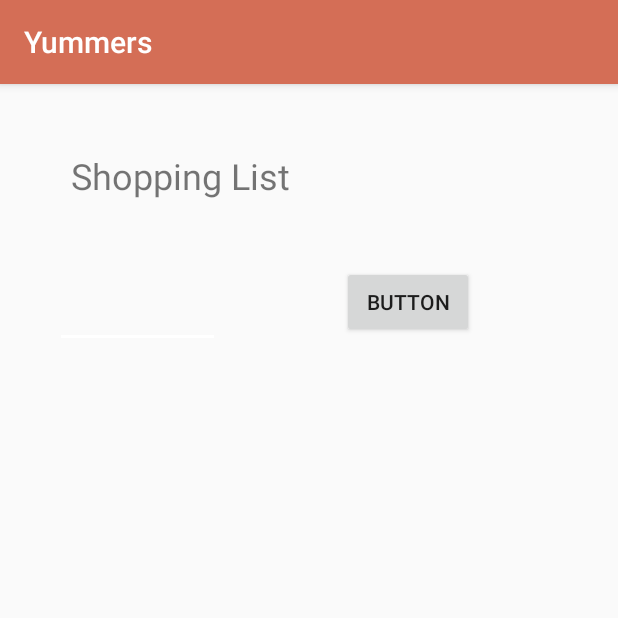
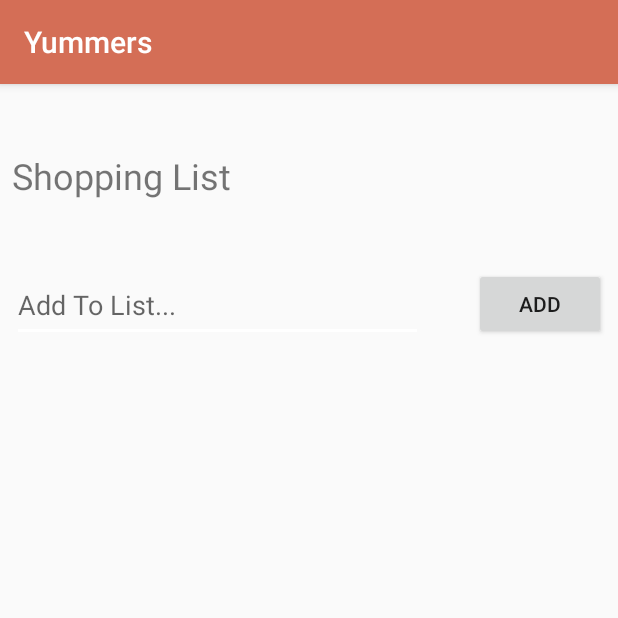
Before and after one commit to jco-requints/Yummers, an Android app: the ShoppingList screen opened directly, with no data from a screen before it, on a phone screen of 412 x 824 dp, the top half of it. Run offline under Robolectric (Android 15) with nearby library versions, the phone set to English and light mode, and no system bars; our stand-ins replace Firebase (no records; nobody signed in at launch, a user with empty details on screens opened directly).

Commit message:
Added Firebase database for shopping list

```diff
--- a/app/build.gradle
+++ b/app/build.gradle
@@ -1,4 +1,5 @@
 apply plugin: 'com.android.application'
+apply plugin: 'com.google.gms.google-services'
 
 android {
     compileSdkVersion 28
@@ -26,4 +27,5 @@ dependencies {
     androidTestImplementation 'com.android.support.test:runner:1.0.1'
     androidTestImplementation 'com.android.support.test.espresso:espresso-core:3.0.1'
     implementation 'com.android.support:gridlayout-v7:28.+'
+    implementation 'com.google.firebase:firebase-database:16.0.1'
 }
--- a/app/src/main/java/yummers/com/ShoppingList.java
+++ b/app/src/main/java/yummers/com/ShoppingList.java
@@ -2,27 +2,40 @@ package yummers.com;
 
 import android.content.Intent;
 import android.os.Bundle;
+import android.support.annotation.NonNull;
+import android.support.annotation.Nullable;
 import android.support.v7.app.AppCompatActivity;
+import android.view.Menu;
+import android.view.MenuInflater;
+import android.view.MenuItem;
 import android.view.View;
 import android.widget.ArrayAdapter;
 import android.widget.Button;
 import android.widget.EditText;
 import android.widget.ImageButton;
 import android.widget.ListView;
+import android.widget.SearchView;
 import android.widget.TextView;
+
+import com.google.firebase.database.ChildEventListener;
+import com.google.firebase.database.DataSnapshot;
+import com.google.firebase.database.DatabaseError;
+import com.google.firebase.database.DatabaseReference;
+import com.google.firebase.database.FirebaseDatabase;
 
 import java.util.ArrayList;
 import java.util.List;
 
 public class ShoppingList extends AppCompatActivity {
 
-    EditText et;
-    Button bt;
-    ListView lv;
-    ArrayList<String> arrayList;
+    EditText input;
+    Button addBtn;
+    ListView mListView;
+    ArrayList<String> mShoppingList = new ArrayList<>();
+
     ArrayAdapter<String> adapter;
 
-    String shoppingList[];
+    private DatabaseReference mDatabase;
 
     @Override
     protected void onCreate(Bundle savedInstanceState) {
@@ -31,14 +44,46 @@ public class ShoppingList extends AppCompatActivity {
         Intent i = new Intent(this, YummersService.class);
         Bundle extras = getIntent().getExtras();
 
-        et = (EditText) findViewById(R.id.editText);
-        bt = (Button) findViewById(R.id.addToList);
-        lv = (ListView) findViewById(R.id.shoppingList);
+        input = (EditText) findViewById(R.id.food_field);
+        addBtn = (Button) findViewById(R.id.addToList);
 
-        arrayList = new ArrayList<String>();
-        adapter = new ArrayAdapter<String>(this, android.R.layout.simple_list_item_1, arrayList);
+        mDatabase = FirebaseDatabase.getInstance().getReference().child("Shopping_List");
+        mListView = (ListView) findViewById(R.id.shoppingList);
 
-        lv.setAdapter(adapter);
+        adapter = new ArrayAdapter<String>(this, android.R.layout.simple_list_item_1, mShoppingList);
+
+        mListView.setAdapter(adapter);
+
+
+        mDatabase.addChildEventListener(new ChildEventListener() {
+            @Override
+            public void onChildAdded(@NonNull DataSnapshot dataSnapshot, @Nullable String s) {
+                String value = dataSnapshot.getValue(String.class);
+                mShoppingList.add(value);
+                adapter.notifyDataSetChanged();
+            }
+
+            @Override
+            public void onChildChanged(@NonNull DataSnapshot dataSnapshot, @Nullable String s) {
+
+            }
+
+            @Override
+            public void onChildRemoved(@NonNull DataSnapshot dataSnapshot) {
+
+            }
+
+            @Override
+            public void onChildMoved(@NonNull DataSnapshot dataSnapshot, @Nullable String s) {
+
+            }
+
+            @Override
+            public void onCancelled(@NonNull DatabaseError databaseError) {
+
+            }
+        });
+
 
         onBtnClick();
 
@@ -47,15 +92,19 @@ public class ShoppingList extends AppCompatActivity {
     }
 
     public void onBtnClick(){
-        bt.setOnClickListener(new View.OnClickListener(){
+        addBtn.setOnClickListener(new View.OnClickListener(){
 
             @Override
             public void onClick(View v){
-               String result =  et.getText().toString();
-                arrayList.add(result);
-                adapter.notifyDataSetChanged();
+                String value =  input.getText().toString();
+                mDatabase.push().setValue(value);
+
             }
         });
 
     }
+
+
+
+
 }
--- a/app/src/main/res/layout/shopping_list.xml
+++ b/app/src/main/res/layout/shopping_list.xml
@@ -7,38 +7,39 @@
     android:layout_height="match_parent">
 
     <EditText
-        android:id="@+id/editText"
-        android:layout_width="110dp"
-        android:layout_height="55dp"
+        android:id="@+id/food_field"
+        android:layout_width="274dp"
+        android:layout_height="49dp"
         android:layout_marginStart="8dp"
         android:layout_marginLeft="8dp"
         android:layout_marginTop="8dp"
         android:layout_marginEnd="8dp"
         android:layout_marginRight="8dp"
         android:layout_marginBottom="8dp"
+        android:hint="Add To List..."
         app:layout_constraintBottom_toBottomOf="parent"
         app:layout_constraintEnd_toEndOf="parent"
-        app:layout_constraintHorizontal_bias="0.101"
+        app:layout_constraintHorizontal_bias="0.0"
         app:layout_constraintStart_toStartOf="parent"
         app:layout_constraintTop_toTopOf="parent"
-        app:layout_constraintVertical_bias="0.162" />
+        app:layout_constraintVertical_bias="0.163" />
 
 
     <TextView
         android:id="@+id/textView"
         android:layout_width="wrap_content"
         android:layout_height="wrap_content"
+        android:layout_marginStart="8dp"
+        android:layout_marginLeft="8dp"
+        android:layout_marginTop="8dp"
+        android:layout_marginEnd="8dp"
+        android:layout_marginRight="8dp"
         android:layout_marginBottom="8dp"
-        android:layout_marginEnd="8dp"
-        android:layout_marginLeft="8dp"
-        android:layout_marginRight="8dp"
-        android:layout_marginStart="8dp"
-        android:layout_marginTop="8dp"
         android:text="Shopping List"
         android:textSize="24sp"
         app:layout_constraintBottom_toBottomOf="parent"
         app:layout_constraintEnd_toEndOf="parent"
-        app:layout_constraintHorizontal_bias="0.158"
+        app:layout_constraintHorizontal_bias="0.0"
         app:layout_constraintStart_toStartOf="parent"
         app:layout_constraintTop_toTopOf="parent"
         app:layout_constraintVertical_bias="0.051" />
@@ -67,11 +68,12 @@
         android:layout_marginEnd="8dp"
         android:layout_marginRight="8dp"
         android:layout_marginBottom="8dp"
-        android:text="Button"
+        android:text="Add"
         app:layout_constraintBottom_toBottomOf="parent"
         app:layout_constraintEnd_toEndOf="parent"
-        app:layout_constraintHorizontal_bias="0.721"
+        app:layout_constraintHorizontal_bias="1.0"
         app:layout_constraintStart_toStartOf="parent"
         app:layout_constraintTop_toTopOf="parent"
-        app:layout_constraintVertical_bias="0.161" />
+        app:layout_constraintVertical_bias="0.163" />
+
 </android.support.constraint.ConstraintLayout>
--- a/build.gradle
+++ b/build.gradle
@@ -8,7 +8,7 @@ buildscript {
     }
     dependencies {
         classpath 'com.android.tools.build:gradle:3.2.0'
-
+        classpath 'com.google.gms:google-services:4.0.1'
 
         // NOTE: Do not place your application dependencies here; they belong
         // in the individual module build.gradle files
```
Also changed, not shown: 1 other file.
